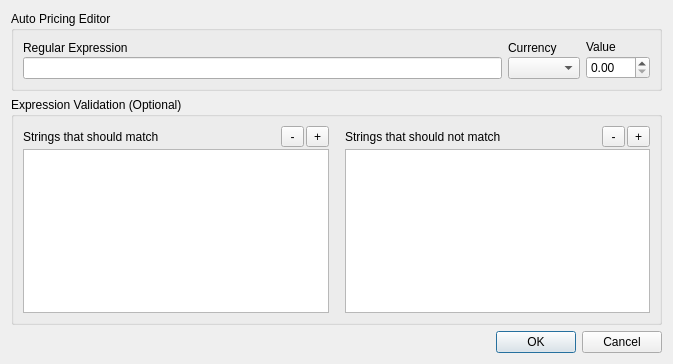
Old version of the form autopricedialog.ui in the repository ericsium/poe-qt-regex-editor.
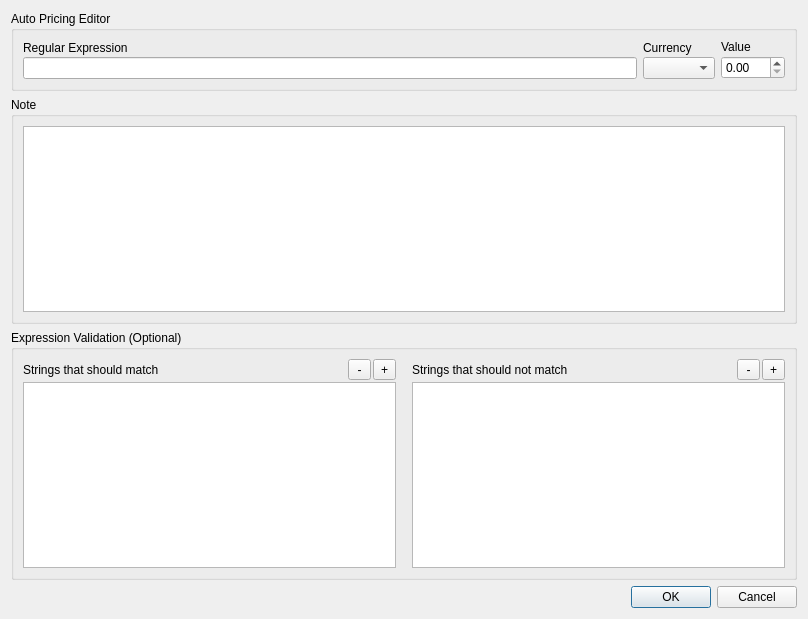
New version of the form.

What changed in the file:
```diff
--- a/autopricedialog.ui
+++ b/autopricedialog.ui
@@ -6,8 +6,8 @@
    <rect>
     <x>0</x>
     <y>0</y>
-    <width>673</width>
-    <height>364</height>
+    <width>808</width>
+    <height>619</height>
    </rect>
   </property>
   <property name="windowTitle">
@@ -78,6 +78,25 @@
      </layout>
     </widget>
    </item>
+   <item>
+    <widget class="QGroupBox" name="groupBox_3">
+     <property name="title">
+      <string>Note</string>
+     </property>
+     <layout class="QHBoxLayout" name="horizontalLayout_6">
+      <item>
+       <widget class="QTextEdit" name="textEdit">
+        <property name="sizePolicy">
+         <sizepolicy hsizetype="Expanding" vsizetype="Expanding">
+          <horstretch>0</horstretch>
+          <verstretch>0</verstretch>
+         </sizepolicy>
+        </property>
+       </widget>
+      </item>
+     </layout>
+    </widget>
+   </item>
    <item>
     <widget class="QGroupBox" name="groupBox">
      <property name="title">
```
